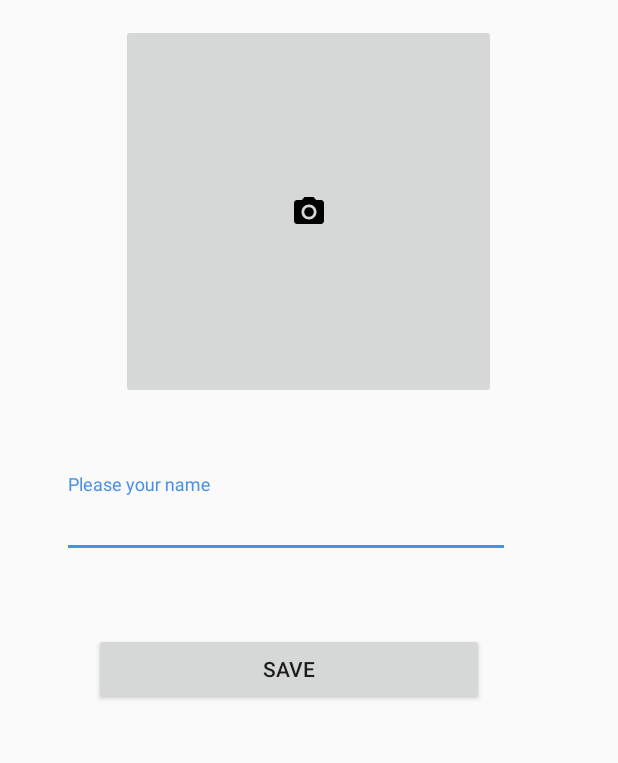
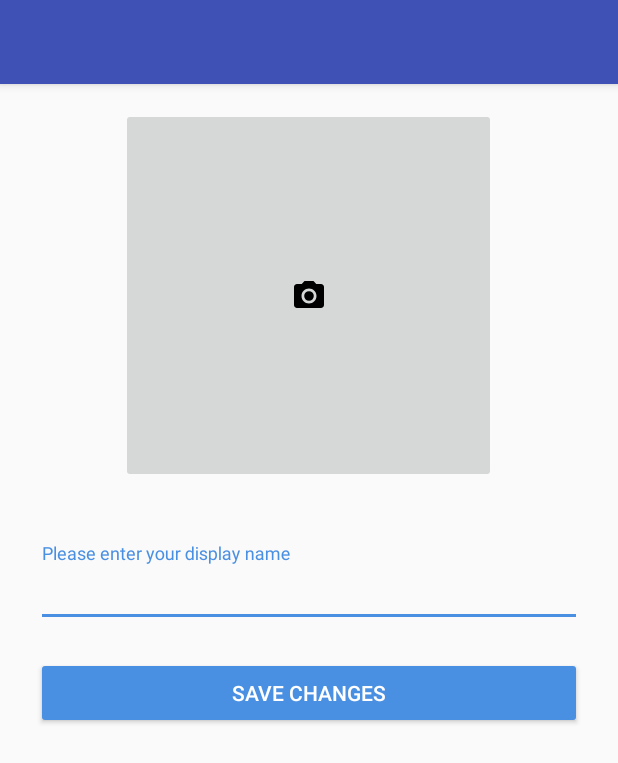
Before and after one commit to eyeRS/eyeRS, an Android app: the layout activity_profile.xml on its own in the app's theme, with its tools: preview values and no code run, on a phone screen of 412 x 824 dp. Shown: the top 763 px of the screen. Run offline under Robolectric (Android 15) with nearby library versions, the phone set to English and light mode, and no system bars.

Commit message:
Profile layout commits
# Conflicts:
#	eyeRS/app/src/main/java/com/github/eyers/MainActivity.java
#	eyeRS/app/src/main/res/layout/activity_main.xml
#	eyeRS/app/src/main/res/values/strings.xml

```diff
--- a/eyeRS/app/src/main/res/layout/activity_profile.xml
+++ b/eyeRS/app/src/main/res/layout/activity_profile.xml
@@ -1,83 +1,25 @@
 <?xml version="1.0" encoding="utf-8"?>
-<android.support.constraint.ConstraintLayout xmlns:android="http://schemas.android.com/apk/res/android"
+<android.support.design.widget.CoordinatorLayout xmlns:android="http://schemas.android.com/apk/res/android"
     xmlns:app="http://schemas.android.com/apk/res-auto"
     xmlns:tools="http://schemas.android.com/tools"
     android:layout_width="match_parent"
     android:layout_height="match_parent"
     tools:context="com.github.eyers.activities.ProfileActivity">
 
-    <ScrollView
-        android:layout_width="0dp"
-        android:layout_height="0dp"
-        android:layout_marginBottom="8dp"
-        android:layout_marginEnd="8dp"
-        android:layout_marginLeft="8dp"
-        android:layout_marginRight="8dp"
-        android:layout_marginStart="8dp"
-        android:layout_marginTop="8dp"
-        app:layout_constraintBottom_toBottomOf="parent"
-        app:layout_constraintHorizontal_bias="0.0"
-        app:layout_constraintLeft_toLeftOf="parent"
-        app:layout_constraintRight_toRightOf="parent"
-        app:layout_constraintTop_toTopOf="parent"
-        app:layout_constraintVertical_bias="0.0">
+    <android.support.design.widget.AppBarLayout
+        android:layout_width="match_parent"
+        android:layout_height="wrap_content"
+        android:theme="@style/AppTheme.AppBarOverlay">
 
-        <LinearLayout
+        <android.support.v7.widget.Toolbar
+            android:id="@+id/toolbar"
             android:layout_width="match_parent"
-            android:layout_height="wrap_content"
-            android:layout_marginBottom="8dp"
-            android:layout_marginLeft="8dp"
-            android:layout_marginRight="8dp"
-            android:layout_marginTop="8dp"
-            android:orientation="vertical"
-            app:layout_constraintBottom_toBottomOf="parent"
-            app:layout_constraintLeft_toLeftOf="parent"
-            app:layout_constraintRight_toRightOf="parent"
-            android:layout_marginStart="8dp"
-            android:layout_marginEnd="8dp">
+            android:layout_height="?attr/actionBarSize"
+            android:background="?attr/colorPrimary"
+            app:popupTheme="@style/AppTheme.PopupOverlay" />
 
+    </android.support.design.widget.AppBarLayout>
 
+    <include layout="@layout/content_profile" />
 
-            <com.github.eyers.gui.SquareImageButton
-                android:id="@+id/squareBtn"
-                android:layout_width="250dp"
-                android:layout_height="wrap_content"
-                android:layout_marginEnd="8dp"
-                android:layout_marginLeft="8dp"
-                android:layout_marginRight="8dp"
-                android:layout_marginStart="8dp"
-                android:layout_gravity="center_horizontal"
-                app:layout_constraintHorizontal_bias="0.514"
-                app:layout_constraintLeft_toLeftOf="parent"
-                app:layout_constraintRight_toRightOf="parent"
-                app:layout_constraintTop_toTopOf="parent"
-                app:srcCompat="@drawable/ic_menu_camera"
-                />
-
-            <android.support.design.widget.TextInputLayout
-                android:layout_marginTop="50dp"
-                android:layout_width="320dp"
-                android:layout_height="match_parent">
-
-
-                <EditText
-                    android:layout_marginLeft="25dp"
-                    android:layout_width="300dp"
-                    android:layout_height="wrap_content"
-                    android:hint="Please your name"
-                    />
-            </android.support.design.widget.TextInputLayout>
-
-            <Button
-                android:id="@+id/saveBtn"
-                android:layout_width="260dp"
-                android:layout_marginLeft="46.8dp"
-                android:layout_height="wrap_content"
-                android:layout_marginTop="50dp"
-                android:text="Save" />
-
-
-        </LinearLayout>
-
-    </ScrollView>
-</android.support.constraint.ConstraintLayout>
+</android.support.design.widget.CoordinatorLayout>
--- /dev/null
+++ b/eyeRS/app/src/main/res/layout/content_profile.xml
@@ -0,0 +1,98 @@
+<?xml version="1.0" encoding="utf-8"?>
+<android.support.constraint.ConstraintLayout xmlns:android="http://schemas.android.com/apk/res/android"
+    xmlns:app="http://schemas.android.com/apk/res-auto"
+    xmlns:tools="http://schemas.android.com/tools"
+    android:layout_width="match_parent"
+    android:layout_height="match_parent"
+    app:layout_behavior="@string/appbar_scrolling_view_behavior"
+    tools:context="com.github.eyers.activities.ProfileActivity"
+    tools:showIn="@layout/activity_profile" >
+
+    <ScrollView
+        android:layout_width="0dp"
+        android:layout_height="0dp"
+        android:layout_marginBottom="8dp"
+        android:layout_marginEnd="8dp"
+        android:layout_marginLeft="8dp"
+        android:layout_marginRight="8dp"
+        android:layout_marginStart="8dp"
+        android:layout_marginTop="8dp"
+        app:layout_constraintBottom_toBottomOf="parent"
+        app:layout_constraintHorizontal_bias="0.0"
+        app:layout_constraintLeft_toLeftOf="parent"
+        app:layout_constraintRight_toRightOf="parent"
+        app:layout_constraintTop_toTopOf="parent"
+        app:layout_constraintVertical_bias="0.0">
+
+        <LinearLayout
+            android:layout_width="match_parent"
+            android:layout_height="wrap_content"
+            android:layout_marginBottom="8dp"
+            android:layout_marginLeft="8dp"
+            android:layout_marginRight="8dp"
+            android:layout_marginTop="8dp"
+            android:orientation="vertical"
+            app:layout_constraintBottom_toBottomOf="parent"
+            app:layout_constraintLeft_toLeftOf="parent"
+            app:layout_constraintRight_toRightOf="parent"
+            android:layout_marginStart="8dp"
+            android:layout_marginEnd="8dp">
+
+            <com.github.eyers.gui.SquareImageButton
+                android:id="@+id/profileBtn"
+                android:layout_width="250dp"
+                android:layout_height="wrap_content"
+                android:layout_marginEnd="8dp"
+                android:layout_marginLeft="8dp"
+                android:layout_marginRight="8dp"
+                android:layout_marginStart="8dp"
+                android:layout_gravity="center_horizontal"
+                app:layout_constraintHorizontal_bias="0.514"
+                app:layout_constraintLeft_toLeftOf="parent"
+                app:layout_constraintRight_toRightOf="parent"
+                app:layout_constraintTop_toTopOf="parent"
+                app:srcCompat="@drawable/ic_menu_camera" />
+
+            <android.support.design.widget.TextInputLayout
+                android:id="@+id/textInputLayout"
+                android:layout_width="match_parent"
+                android:layout_height="wrap_content"
+                android:layout_marginEnd="8dp"
+                android:layout_marginLeft="8dp"
+                android:layout_marginRight="8dp"
+                android:layout_marginStart="8dp"
+                android:layout_marginTop="40dp"
+                app:layout_constraintHorizontal_bias="0.0"
+                app:layout_constraintLeft_toLeftOf="parent"
+                app:layout_constraintRight_toRightOf="parent"
+                app:layout_constraintTop_toBottomOf="@+id/profileBtn">
+
+
+                <EditText
+                    android:id="@+id/edtTxtName"
+                    android:layout_width="match_parent"
+                    android:layout_height="wrap_content"
+                    android:hint="@string/displayName" />
+
+            </android.support.design.widget.TextInputLayout>
+
+            <Button
+                android:id="@+id/saveBtn"
+                android:layout_width="match_parent"
+                android:layout_height="0dp"
+                style="@style/Widget.AppCompat.Button.Colored"
+                android:layout_weight="1"
+                android:gravity="center"
+                android:layout_marginStart="8dp"
+                android:layout_marginLeft="8dp"
+                android:layout_marginEnd="8dp"
+                android:layout_marginRight="8dp"
+                android:layout_marginTop="20dp"
+                app:layout_constraintTop_toBottomOf="@+id/textInputLayout"
+                android:text="@string/saveBtn" />
+
+        </LinearLayout>
+
+    </ScrollView>
+
+</android.support.constraint.ConstraintLayout>
--- a/eyeRS/app/src/main/res/values/strings.xml
+++ b/eyeRS/app/src/main/res/values/strings.xml
@@ -88,6 +88,8 @@
 
     <!-- Profile Settings -->
     <string name="pref_header_profile">Profile</string>
+    <string name="displayName">Please enter your display name</string>
+    <string name="saveBtn">Save changes</string>
 
     <!-- Category Settings -->
     <string name="pref_header_category">Category Management</string>
```
